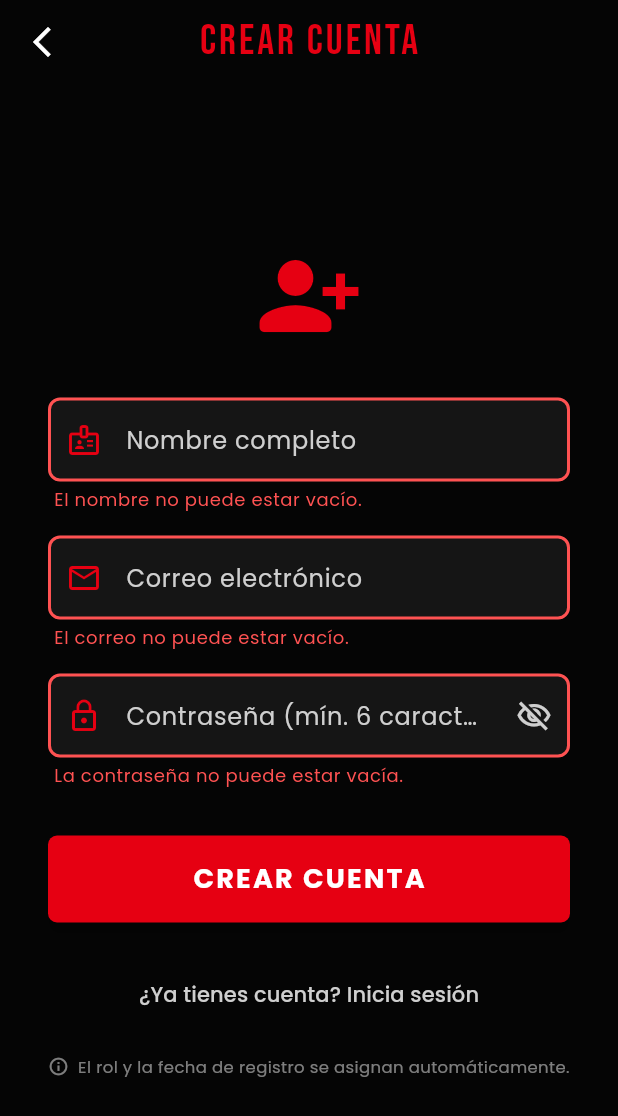
After one commit to AlexanderToapanta/Turismo_Inteligente, a Flutter app: the RegisterView screen opened directly, after a tap on "CREAR CUENTA", on a phone screen of 412 x 824 dp. The commit adds this screen. Shown: the top 1116 px of the screen. Run offline on Flutter 3.47's test engine with Material 3 defaults, Android fonts, the phone set to English and light mode, and no system bars; our stand-ins replace camera, cloud_firestore, firebase_auth, firebase_core, flutter_compass, flutter_map and 7 more; accounts and stored records are empty; network calls fail.

Commit message:
Crear usuario

```diff
--- a/pry_turismo_app/lib/services/usuario_service.dart
+++ b/pry_turismo_app/lib/services/usuario_service.dart
@@ -31,17 +31,19 @@ class UsuarioService {
     final correo = (firebaseUser.email ?? '').toLowerCase().trim();
     final rol = correo == _correoAdmin ? 'administrador' : 'usuario';
 
-    final nuevoUsuario = UsuarioModel(
-      id: firebaseUser.uid,
-      nombre: nombre?.trim().isNotEmpty == true
-          ? nombre!.trim()
-          : (firebaseUser.displayName ?? 'Sin nombre'),
-      correo: correo,
-      rol: rol,
-      fechaRegistro: DateTime.now(),
-    );
+    final nombreFinal = nombre?.trim().isNotEmpty == true
+        ? nombre!.trim()
+        : (firebaseUser.displayName ?? 'Sin nombre');
 
-    await docRef.set(nuevoUsuario.toMap());
+    // Usamos FieldValue.serverTimestamp() para que la fecha la asigne el
+    // servidor de Firestore (más confiable que DateTime.now() local).
+    await docRef.set({
+      'id': firebaseUser.uid,
+      'nombre': nombreFinal,
+      'correo': correo,
+      'rol': rol,
+      'fechaRegistro': FieldValue.serverTimestamp(),
+    });
   }
 
   // ─────────────────────────────────────────────────────────
--- a/pry_turismo_app/lib/viewmodels/auth_viewmodel.dart
+++ b/pry_turismo_app/lib/viewmodels/auth_viewmodel.dart
@@ -8,6 +8,8 @@ class AuthViewModel extends ChangeNotifier {
   User? usuario;
   bool cargando = false;
   String mensaje = '';
+  // Error específico del flujo de registro (usado en RegisterView)
+  String errorRegistro = '';
 
   AuthViewModel() {
     usuario = _authService.currentUser;
@@ -15,6 +17,15 @@ class AuthViewModel extends ChangeNotifier {
       usuario = user;
       notifyListeners();
     });
+  }
+
+  // ─────────────────────────────────────────────────────────
+  /// Limpia el mensaje y el error de registro anteriores.
+  // ─────────────────────────────────────────────────────────
+  void limpiarMensaje() {
+    mensaje = '';
+    errorRegistro = '';
+    notifyListeners();
   }
 
   // ─────────────────────────────────────────────────────────
@@ -47,7 +58,8 @@ class AuthViewModel extends ChangeNotifier {
         mensaje = 'Cuenta creada correctamente';
       }
     } catch (e) {
-      mensaje = 'Error al registrarse: ${e.toString()}';
+      errorRegistro = _mensajeFirebase(e);
+      mensaje = errorRegistro;
     } finally {
       cargando = false;
       notifyListeners();
@@ -59,6 +71,7 @@ class AuthViewModel extends ChangeNotifier {
   /// Crea el documento en Firestore si es la primera vez.
   // ─────────────────────────────────────────────────────────
   Future<void> signInWithGoogle() async {
+    errorRegistro = '';
     cargando = true;
     mensaje = '';
     notifyListeners();
@@ -123,4 +136,35 @@ class AuthViewModel extends ChangeNotifier {
       notifyListeners();
     }
   }
+
+  // ─────────────────────────────────────────────────────────
+  /// Traduce los errores de FirebaseAuth a mensajes legibles en español.
+  // ─────────────────────────────────────────────────────────
+  String _mensajeFirebase(Object e) {
+    if (e is FirebaseAuthException) {
+      switch (e.code) {
+        case 'email-already-in-use':
+          return 'Ya existe una cuenta con ese correo electrónico.';
+        case 'invalid-email':
+          return 'El formato del correo no es válido.';
+        case 'weak-password':
+          return 'La contraseña debe tener al menos 6 caracteres.';
+        case 'wrong-password':
+          return 'Contraseña incorrecta.';
+        case 'user-not-found':
+          return 'No existe una cuenta con ese correo.';
+        case 'user-disabled':
+          return 'Esta cuenta ha sido deshabilitada.';
+        case 'too-many-requests':
+          return 'Demasiados intentos. Intenta más tarde.';
+        case 'network-request-failed':
+          return 'Sin conexión a internet. Verifica tu red.';
+        case 'operation-not-allowed':
+          return 'Este método de autenticación no está habilitado.';
+        default:
+          return e.message ?? 'Ocurrió un error inesperado.';
+      }
+    }
+    return e.toString();
+  }
 }
--- a/pry_turismo_app/lib/views/login_view.dart
+++ b/pry_turismo_app/lib/views/login_view.dart
@@ -2,6 +2,7 @@ import 'package:flutter/material.dart';
 import 'package:provider/provider.dart';
 import '../viewmodels/auth_viewmodel.dart';
 import '../theme/tema_turismo.dart';
+import 'register_view.dart';
 
 class LoginView extends StatefulWidget {
   const LoginView({Key? key}) : super(key: key);
@@ -47,9 +48,10 @@ class _LoginViewState extends State<LoginView> {
                 Text(
                   'Login',
                   textAlign: TextAlign.center,
-                  style: Theme.of(context).textTheme.displayLarge?.copyWith(
-                        color: textPrimary,
-                      ) ??
+                  style:
+                      Theme.of(
+                        context,
+                      ).textTheme.displayLarge?.copyWith(color: textPrimary) ??
                       TextStyle(
                         color: textPrimary,
                         fontSize: 40,
@@ -136,14 +138,13 @@ class _LoginViewState extends State<LoginView> {
                           }
                           return textSecondary;
                         }),
-                        shape: RoundedRectangleBorder(borderRadius: BorderRadius.circular(4)),
+                        shape: RoundedRectangleBorder(
+                          borderRadius: BorderRadius.circular(4),
+                        ),
                       ),
                     ),
                     const SizedBox(width: 8),
-                    Text(
-                      'Remember me',
-                      style: TextStyle(color: textSecondary),
-                    ),
+                    Text('Remember me', style: TextStyle(color: textSecondary)),
                   ],
                 ),
                 const SizedBox(height: 32),
@@ -170,7 +171,10 @@ class _LoginViewState extends State<LoginView> {
                       ? SizedBox(
                           height: 24,
                           width: 24,
-                          child: CircularProgressIndicator(color: textPrimary, strokeWidth: 2),
+                          child: CircularProgressIndicator(
+                            color: textPrimary,
+                            strokeWidth: 2,
+                          ),
                         )
                       : Text(
                           'LOGIN',
@@ -183,18 +187,37 @@ class _LoginViewState extends State<LoginView> {
                 ),
                 const SizedBox(height: 24),
 
-                // Forgot password
+                // Forgot password and register navigation
                 Center(
-                  child: TextButton(
+                  child: Column(
+                    mainAxisSize: MainAxisSize.min,
+                    children: [
+                      TextButton(
                         onPressed: () {
-                      // Acción de olvidar contraseña
+                          // Acción de olvidar contraseña (placeholder)
                         },
                         child: Text(
                           'Forgot your password?',
                           style: TextStyle(color: textSecondary),
                         ),
                       ),
+                      TextButton(
+                        onPressed: () {
+                          Navigator.of(context).push(
+                            MaterialPageRoute(
+                              builder: (_) => const RegisterView(),
                             ),
+                          );
+                        },
+                        child: Text(
+                          '¿No tienes cuenta? Regístrate',
+                          style: TextStyle(color: primary),
+                        ),
+                      ),
+                    ],
+                  ),
+                ),
+                const SizedBox(height: 16),
                 const SizedBox(height: 16),
 
                 // Separador o texto de mensajes de error/éxito
--- /dev/null
+++ b/pry_turismo_app/lib/views/register_view.dart
@@ -0,0 +1,340 @@
+import 'package:flutter/material.dart';
+import 'package:provider/provider.dart';
+import '../viewmodels/auth_viewmodel.dart';
+import '../theme/tema_turismo.dart';
+
+class RegisterView extends StatefulWidget {
+  const RegisterView({Key? key}) : super(key: key);
+
+  @override
+  State<RegisterView> createState() => _RegisterViewState();
+}
+
+class _RegisterViewState extends State<RegisterView> {
+  final _formKey = GlobalKey<FormState>();
+  final TextEditingController _nombreController = TextEditingController();
+  final TextEditingController _emailController = TextEditingController();
+  final TextEditingController _passwordController = TextEditingController();
+  bool _obscurePassword = true;
+
+  @override
+  void dispose() {
+    _nombreController.dispose();
+    _emailController.dispose();
+    _passwordController.dispose();
+    super.dispose();
+  }
+
+
+  // ─── Acción principal: validar → llamar al ViewModel → navegar ────────────
+  Future<void> _crearCuenta(AuthViewModel authVM) async {
+    // Limpiar mensaje previo del VM
+    authVM.limpiarMensaje();
+
+    if (!_formKey.currentState!.validate()) return;
+
+    await authVM.registrarConCorreo(
+      nombre: _nombreController.text.trim(),
+      email: _emailController.text.trim(),
+      password: _passwordController.text,
+    );
+
+    if (!mounted) return;
+
+    if (authVM.usuario != null) {
+      // Registro exitoso → AuthChecker en main.dart redirige automáticamente.
+      // Cerramos el stack de registro para volver al flujo principal.
+      Navigator.of(context).popUntil((route) => route.isFirst);
+    } else if (authVM.errorRegistro.isNotEmpty) {
+      // Mostrar error como SnackBar
+      ScaffoldMessenger.of(context).showSnackBar(
+        SnackBar(
+          content: Text(authVM.errorRegistro),
+          backgroundColor: Colors.redAccent,
+          behavior: SnackBarBehavior.floating,
+        ),
+      );
+    }
+  }
+
+  @override
+  Widget build(BuildContext context) {
+    final authVM = context.watch<AuthViewModel>();
+
+    final bg = TemaPersona5.backgroundColor;
+    final surface = TemaPersona5.surfaceColor;
+    final primary = TemaPersona5.primaryColor;
+    final textPrimary = TemaPersona5.textPrimary;
+    final textSecondary = TemaPersona5.textSecondary;
+
+    return Scaffold(
+      backgroundColor: bg,
+      appBar: AppBar(
+        backgroundColor: bg,
+        leading: IconButton(
+          icon: Icon(Icons.arrow_back_ios_new, color: textPrimary),
+          onPressed: () => Navigator.of(context).pop(),
+        ),
+        title: Text(
+          'CREAR CUENTA',
+          style: Theme.of(context).textTheme.titleLarge?.copyWith(
+            color: primary,
+            letterSpacing: 2,
+          ),
+        ),
+        elevation: 0,
+      ),
+      body: SafeArea(
+        child: Center(
+          child: SingleChildScrollView(
+            padding: const EdgeInsets.symmetric(horizontal: 32.0, vertical: 16),
+            child: Form(
+              key: _formKey,
+              child: Column(
+                mainAxisAlignment: MainAxisAlignment.center,
+                crossAxisAlignment: CrossAxisAlignment.stretch,
+                children: [
+                  // ── Ícono decorativo ──────────────────────────
+                  Container(
+                    margin: const EdgeInsets.only(bottom: 32),
+                    child: Icon(
+                      Icons.person_add_alt_1_rounded,
+                      size: 72,
+                      color: primary,
+                    ),
+                  ),
+
+                  // ── Campo: Nombre ─────────────────────────────
+                  TextFormField(
+                    controller: _nombreController,
+                    style: TextStyle(color: textPrimary),
+                    textCapitalization: TextCapitalization.words,
+                    decoration: InputDecoration(
+                      hintText: 'Nombre completo',
+                      hintStyle: TextStyle(color: textSecondary),
+                      prefixIcon: Icon(Icons.badge_outlined, color: primary),
+                      filled: true,
+                      fillColor: surface,
+                      border: OutlineInputBorder(
+                        borderRadius: BorderRadius.circular(8),
+                        borderSide: BorderSide(color: surface),
+                      ),
+                      enabledBorder: OutlineInputBorder(
+                        borderRadius: BorderRadius.circular(8),
+                        borderSide: BorderSide(color: surface),
+                      ),
+                      focusedBorder: OutlineInputBorder(
+                        borderRadius: BorderRadius.circular(8),
+                        borderSide: BorderSide(color: primary, width: 2),
+                      ),
+                      errorBorder: OutlineInputBorder(
+                        borderRadius: BorderRadius.circular(8),
+                        borderSide:
+                            const BorderSide(color: Colors.redAccent, width: 2),
+                      ),
+                      focusedErrorBorder: OutlineInputBorder(
+                        borderRadius: BorderRadius.circular(8),
+                        borderSide:
+                            const BorderSide(color: Colors.redAccent, width: 2),
+                      ),
+                      contentPadding:
+                          const EdgeInsets.symmetric(vertical: 16),
+                    ),
+                    validator: (value) {
+                      if (value == null || value.trim().isEmpty) {
+                        return 'El nombre no puede estar vacío.';
+                      }
+                      return null;
+                    },
+                  ),
+                  const SizedBox(height: 16),
+
+                  // ── Campo: Correo ─────────────────────────────
+                  TextFormField(
+                    controller: _emailController,
+                    style: TextStyle(color: textPrimary),
+                    keyboardType: TextInputType.emailAddress,
+                    decoration: InputDecoration(
+                      hintText: 'Correo electrónico',
+                      hintStyle: TextStyle(color: textSecondary),
+                      prefixIcon:
+                          Icon(Icons.email_outlined, color: primary),
+                      filled: true,
+                      fillColor: surface,
+                      border: OutlineInputBorder(
+                        borderRadius: BorderRadius.circular(8),
+                        borderSide: BorderSide(color: surface),
+                      ),
+                      enabledBorder: OutlineInputBorder(
+                        borderRadius: BorderRadius.circular(8),
+                        borderSide: BorderSide(color: surface),
+                      ),
+                      focusedBorder: OutlineInputBorder(
+                        borderRadius: BorderRadius.circular(8),
+                        borderSide: BorderSide(color: primary, width: 2),
+                      ),
+                      errorBorder: OutlineInputBorder(
+                        borderRadius: BorderRadius.circular(8),
+                        borderSide:
+                            const BorderSide(color: Colors.redAccent, width: 2),
+                      ),
+                      focusedErrorBorder: OutlineInputBorder(
+                        borderRadius: BorderRadius.circular(8),
+                        borderSide:
+                            const BorderSide(color: Colors.redAccent, width: 2),
+                      ),
+                      contentPadding:
+                          const EdgeInsets.symmetric(vertical: 16),
+                    ),
+                    validator: (value) {
+                      if (value == null || value.trim().isEmpty) {
+                        return 'El correo no puede estar vacío.';
+                      }
+                      final emailRegex =
+                          RegExp(r'^[\w\.-]+@[\w\.-]+\.\w{2,}$');
+                      if (!emailRegex.hasMatch(value.trim())) {
+                        return 'Ingresa un correo con formato válido.';
+                      }
+                      return null;
+                    },
+                  ),
+                  const SizedBox(height: 16),
+
+                  // ── Campo: Contraseña ─────────────────────────
+                  TextFormField(
+                    controller: _passwordController,
+                    style: TextStyle(color: textPrimary),
+                    obscureText: _obscurePassword,
+                    decoration: InputDecoration(
+                      hintText: 'Contraseña (mín. 6 caracteres)',
+                      hintStyle: TextStyle(color: textSecondary),
+                      prefixIcon: Icon(Icons.lock_outline, color: primary),
+                      suffixIcon: IconButton(
+                        icon: Icon(
+                          _obscurePassword
+                              ? Icons.visibility_off_outlined
+                              : Icons.visibility_outlined,
+                          color: textSecondary,
+                        ),
+                        onPressed: () {
+                          setState(() {
+                            _obscurePassword = !_obscurePassword;
+                          });
+                        },
+                      ),
+                      filled: true,
+                      fillColor: surface,
+                      border: OutlineInputBorder(
+                        borderRadius: BorderRadius.circular(8),
+                        borderSide: BorderSide(color: surface),
+                      ),
+                      enabledBorder: OutlineInputBorder(
+                        borderRadius: BorderRadius.circular(8),
+                        borderSide: BorderSide(color: surface),
+                      ),
+                      focusedBorder: OutlineInputBorder(
+                        borderRadius: BorderRadius.circular(8),
+                        borderSide: BorderSide(color: primary, width: 2),
+                      ),
+                      errorBorder: OutlineInputBorder(
+                        borderRadius: BorderRadius.circular(8),
+                        borderSide:
+                            const BorderSide(color: Colors.redAccent, width: 2),
+                      ),
+                      focusedErrorBorder: OutlineInputBorder(
+                        borderRadius: BorderRadius.circular(8),
+                        borderSide:
+                            const BorderSide(color: Colors.redAccent, width: 2),
+                      ),
+                      contentPadding:
+                          const EdgeInsets.symmetric(vertical: 16),
+                    ),
+                    validator: (value) {
+                      if (value == null || value.isEmpty) {
+                        return 'La contraseña no puede estar vacía.';
+                      }
+                      if (value.length < 6) {
+                        return 'La contraseña debe tener mínimo 6 caracteres.';
+                      }
+                      return null;
+                    },
+                  ),
+                  const SizedBox(height: 32),
+
+                  // ── Botón principal ───────────────────────────
+                  ElevatedButton(
+                    onPressed:
+                        authVM.cargando ? null : () => _crearCuenta(authVM),
+                    style: ElevatedButton.styleFrom(
+                      backgroundColor: primary,
+                      foregroundColor: textPrimary,
+                      disabledBackgroundColor: primary.withValues(alpha: 0.5),
+                      padding: const EdgeInsets.symmetric(vertical: 16),
+                      shape: RoundedRectangleBorder(
+                        borderRadius: BorderRadius.circular(6),
+                      ),
+                    ),
+                    child: authVM.cargando
+                        ? SizedBox(
+                            height: 24,
+                            width: 24,
+                            child: CircularProgressIndicator(
+                              color: textPrimary,
+                              strokeWidth: 2.5,
+                            ),
+                          )
+                        : Text(
+                            'CREAR CUENTA',
+                            style: TextStyle(
+                              color: textPrimary,
+                              fontSize: 18,
+                              fontWeight: FontWeight.bold,
+                              letterSpacing: 1.5,
+                            ),
+                          ),
+                  ),
+                  const SizedBox(height: 24),
+
+                  // ── Volver al Login ───────────────────────────
+                  Center(
+                    child: TextButton(
+                      onPressed: authVM.cargando
+                          ? null
+                          : () => Navigator.of(context).pop(),
+                      child: Text(
+                        '¿Ya tienes cuenta? Inicia sesión',
+                        style: TextStyle(color: textSecondary),
+                      ),
+                    ),
+                  ),
+
+                  // ── Nota informativa ──────────────────────────
+                  const SizedBox(height: 16),
+                  Row(
+                    mainAxisAlignment: MainAxisAlignment.center,
+                    children: [
+                      Icon(Icons.info_outline,
+                          size: 14,
+                          color: textSecondary.withValues(alpha: 0.6)),
+                      const SizedBox(width: 6),
+                      Flexible(
+                        child: Text(
+                          'El rol y la fecha de registro se asignan automáticamente.',
+                          style: TextStyle(
+                            color: textSecondary.withValues(alpha: 0.6),
+                            fontSize: 11,
+                          ),
+                          textAlign: TextAlign.center,
+                        ),
+                      ),
+                    ],
+                  ),
+                ],
+              ),
+            ),
+          ),
+        ),
+      ),
+    );
+  }
+}
```
Lines whose indentation alone changed are shown as unchanged.
